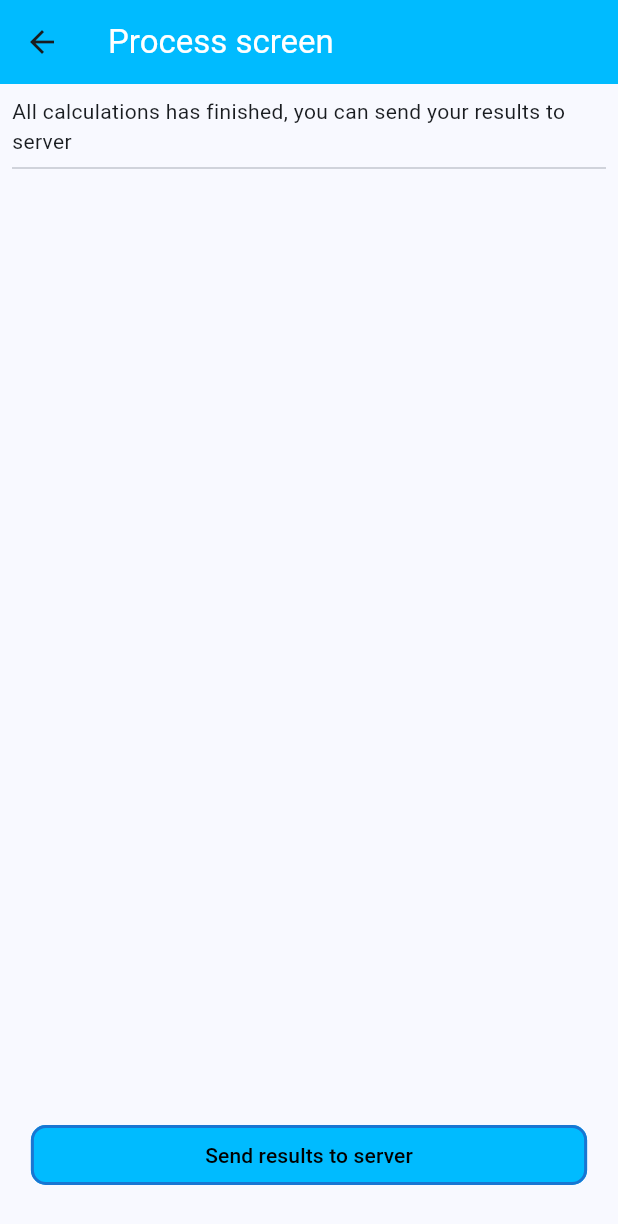
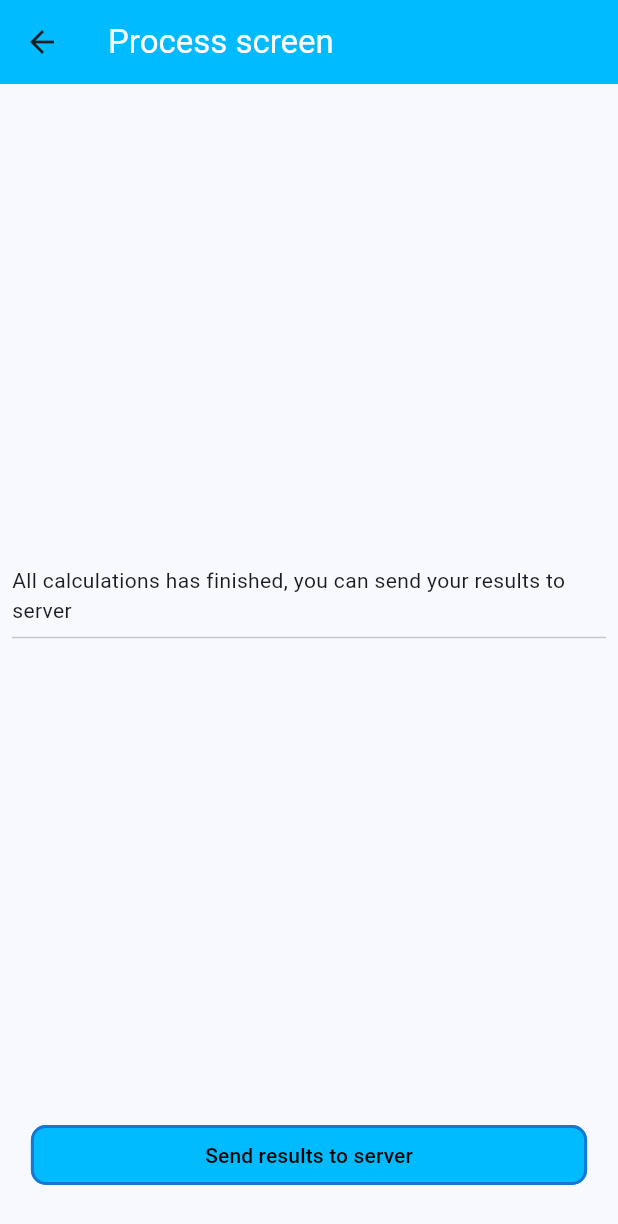
Before and after one commit to EgorEko/webspark_test, a Flutter app: the ProcessScreen screen opened by its route, after a tap on "Send results to server", on a phone screen of 412 x 824 dp. Shown: the top 1224 px of the screen. Run offline on Flutter 3.47's test engine with Material 3 defaults, Android fonts, the phone set to English and light mode, and no system bars; our stand-ins replace auto_route, equatable, flutter_bloc.

Commit message:
added new pages

```diff
--- a/lib/pages/process_screen.dart
+++ b/lib/pages/process_screen.dart
@@ -1,6 +1,10 @@
-import 'package:auto_route/annotations.dart';
+import 'dart:math';
+
+import 'package:auto_route/auto_route.dart';
 import 'package:flutter/material.dart';
+import 'package:flutter_bloc/flutter_bloc.dart';
 
+import '../blocs/calculation_cubit/calculation_cubit.dart';
 import '../common/app_colors.dart';
 
 @RoutePage()
@@ -14,6 +18,8 @@ class ProcessScreen extends StatefulWidget {
 class _ProcessScreenState extends State<ProcessScreen> {
   @override
   Widget build(BuildContext context) {
+    const start = Point(3, 1);
+    const end = Point(0, 3);
     return Scaffold(
       appBar: AppBar(
         backgroundColor: AppColors.backgroundPrimary,
@@ -26,11 +32,14 @@ class _ProcessScreenState extends State<ProcessScreen> {
       body: Padding(
         padding: const EdgeInsets.only(top: 8, left: 8, right: 8, bottom: 30),
         child: Column(
-          mainAxisAlignment: MainAxisAlignment.start,
-          crossAxisAlignment: CrossAxisAlignment.start,
+          mainAxisAlignment: MainAxisAlignment.center,
+          crossAxisAlignment: CrossAxisAlignment.center,
           children: <Widget>[
-            const Text(
-              'All calculations has finished, you can send your results to server',
+            const Spacer(),
+            const Center(
+              child: Text(
+                'All calculations has finished, you can send your results to server',
+              ),
             ),
             const Divider(),
             const Spacer(),
@@ -40,7 +49,11 @@ class _ProcessScreenState extends State<ProcessScreen> {
                   minWidth: MediaQuery.of(context).size.width * 0.9,
                 ),
                 child: OutlinedButton(
-                  onPressed: () {},
+                  onPressed: () {
+                    context
+                        .read<CalculationCubit>()
+                        .calculateShortcut(start, end);
+                  },
                   style: OutlinedButton.styleFrom(
                     backgroundColor: AppColors.backgroundPrimary,
                     shape: RoundedRectangleBorder(
--- a/lib/router/app_router.dart
+++ b/lib/router/app_router.dart
@@ -11,6 +11,8 @@ class AppRouter extends RootStackRouter {
   List<AutoRoute> get routes => [
         AutoRoute(page: HomeRoute.page, initial: true),
         AutoRoute(page: ProcessRoute.page),
+        AutoRoute(page: ResultListRoute.page),
+        AutoRoute(page: PreviewRoute.page),
       ];
 
   @override
```
Also changed, not shown: lib/pages/home_screen.dart (+5 -2 lines), lib/pages/preview_screen.dart (added, +23 -0 lines), lib/pages/result_list_screen.dart (added, +23 -0 lines), lib/router/app_router.gr.dart.
